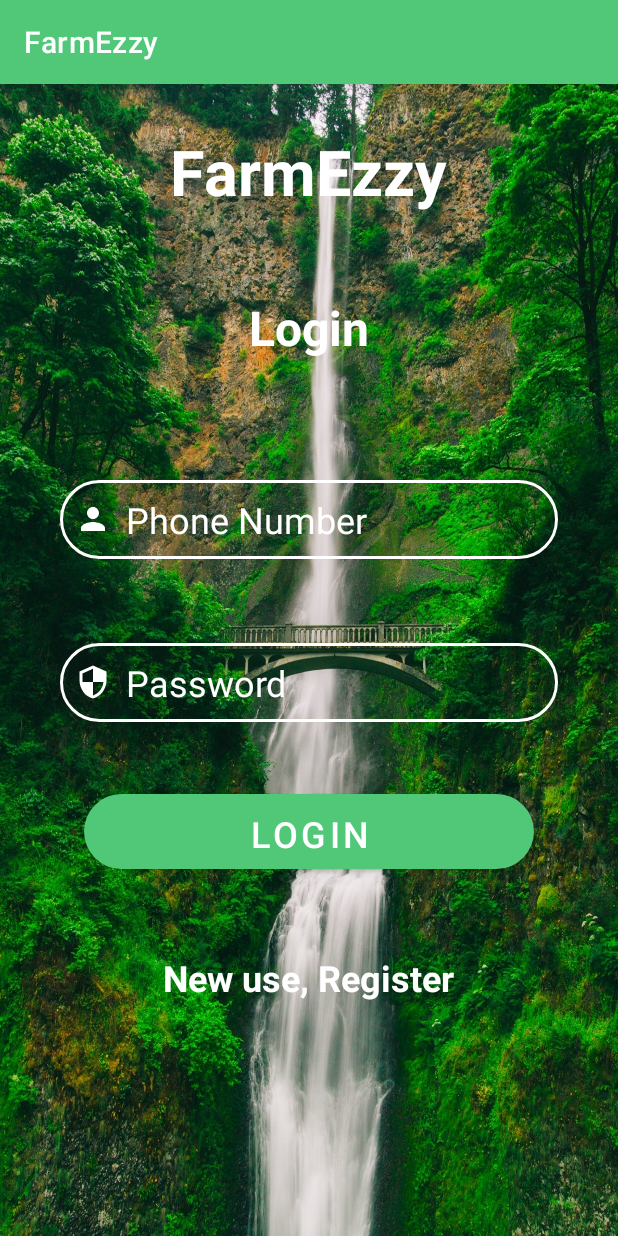
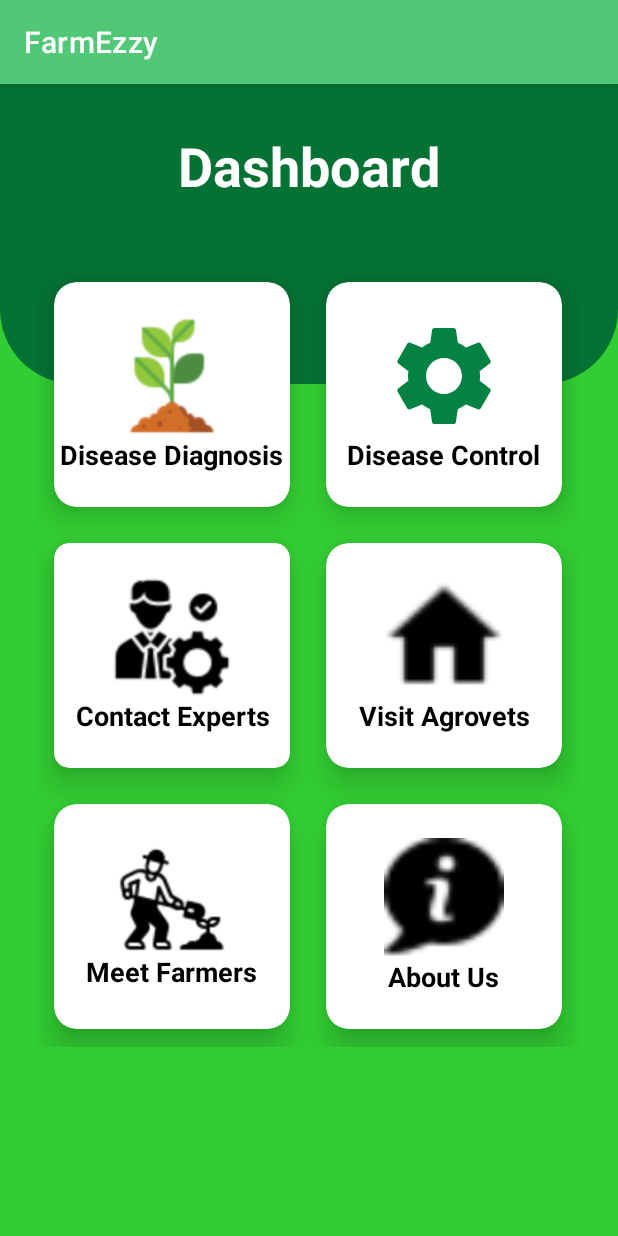
Before and after one commit to SSifa/SmartAgrovet, an Android app: the screen it shows after launch (MainActivity before the commit, DashboardActivity after it), after a tap on "LOGIN", on a phone screen of 412 x 824 dp. Run offline under Robolectric (Android 15) with nearby library versions, the phone set to English and light mode, and no system bars; our stand-ins replace Firebase (no records; nobody signed in at launch, a user with empty details on screens opened directly); Roboto replaces fonts that are not available here.

Commit message:
Project updates

```diff
--- a/app/src/main/AndroidManifest.xml
+++ b/app/src/main/AndroidManifest.xml
@@ -6,7 +6,7 @@
         android:name="android.hardware.camera"
         android:required="false" />
 
-    <uses-permission android:name="android.permission.CAMERA" />
+    <uses-permission android:name="android.permission.CAMERA"/>
 
     <application
         android:allowBackup="true"
--- a/app/src/main/java/com/example/smartagrovet/ExpertsActivity.java
+++ b/app/src/main/java/com/example/smartagrovet/ExpertsActivity.java
@@ -16,7 +16,7 @@ public class ExpertsActivity extends AppCompatActivity {
         super.onCreate(savedInstanceState);
         setContentView(R.layout.activity_experts);
 
-        List<Expert> expert = new ArrayList<Expert>();
+        List<Expert> expert = new ArrayList<>();
         expert.add(new Expert(R.drawable.a,"Ngombo", "sifangombo254@gmail.com", "Developer", 701249103, "Malindi"));
         expert.add(new Expert(R.drawable.b, "Sifa", "sifangombo2@gmail.com", "Nutritionist", 701249103, "Nyeri"));
         expert.add(new Expert(R.drawable.c,"Stephen", "sifangombo25@gmail.com", "Vetrinary Officer", 701249103, "Mombasa"));
--- a/app/src/main/java/com/example/smartagrovet/MainActivity.java
+++ b/app/src/main/java/com/example/smartagrovet/MainActivity.java
@@ -46,7 +46,7 @@ public class MainActivity extends AppCompatActivity {
                 final String phoneTxt = tvPhone.getText().toString().trim();
                 final String passwordTxt = tvPassword.getText().toString().trim();
 
-                if (phoneTxt.isEmpty() || passwordTxt.isEmpty()){
+                /*if (phoneTxt.isEmpty() || passwordTxt.isEmpty()){
                     Toast.makeText(getApplicationContext(), "Please enter Phone number or " +
                             "password", Toast.LENGTH_SHORT).show();
                 }else {
@@ -76,10 +76,12 @@ public class MainActivity extends AppCompatActivity {
                         }
                         @Override
                         public void onCancelled(@NonNull DatabaseError error) {
-
+                            Toast.makeText(getApplicationContext(), "Check your internet connection", Toast.LENGTH_SHORT).show();
                         }
                     });
-                }
+                }*/
+                startActivity(new Intent(getApplicationContext(),
+                        DashboardActivity.class));
             }
         });
 
--- a/app/src/main/res/layout/activity_dashboard.xml
+++ b/app/src/main/res/layout/activity_dashboard.xml
@@ -1,5 +1,5 @@
 <?xml version="1.0" encoding="utf-8"?>
-<RelativeLayout xmlns:android="http://schemas.android.com/apk/res/android"
+<ScrollView xmlns:android="http://schemas.android.com/apk/res/android"
     xmlns:app="http://schemas.android.com/apk/res-auto"
     xmlns:tools="http://schemas.android.com/tools"
     android:layout_width="match_parent"
@@ -7,6 +7,10 @@
     android:background="@color/app_bg"
     tools:context=".DashboardActivity">
 
+    <RelativeLayout
+        android:id="@+id/layer1"
+        android:layout_width="match_parent"
+        android:layout_height="wrap_content">
         <View
             android:id="@+id/top_view"
             android:layout_width="match_parent"
@@ -23,21 +27,23 @@
             android:textStyle="bold"
             android:layout_centerHorizontal="true"
             android:layout_marginTop="30dp"/>
-
+        <RelativeLayout
+            android:layout_width="match_parent"
+            android:layout_height="match_parent"
+            android:layout_below="@+id/top_view"
+            android:layout_marginTop="-80dp">
             <GridLayout
                 android:layout_width="match_parent"
                 android:layout_height="match_parent"
                 android:rowCount="3"
                 android:columnCount="2"
-        android:layout_marginTop="-80dp"
                 android:layout_marginStart="24dp"
-        android:layout_marginEnd="25dp"
-        android:layout_below="@+id/top_view">
+                android:layout_marginEnd="25dp">
 
                 <androidx.cardview.widget.CardView
                     android:id="@+id/detectionCdView"
                     android:layout_width="100dp"
-            android:layout_height="100dp"
+                    android:layout_height="150dp"
                     app:cardCornerRadius="15dp"
                     android:layout_columnWeight="1"
                     android:layout_rowWeight="1"
@@ -75,7 +81,7 @@
                 <androidx.cardview.widget.CardView
                     android:id="@+id/diseaseControlCdView"
                     android:layout_width="100dp"
-            android:layout_height="100dp"
+                    android:layout_height="150dp"
                     app:cardCornerRadius="15dp"
                     android:layout_columnWeight="1"
                     android:layout_rowWeight="1"
@@ -113,7 +119,7 @@
                 <androidx.cardview.widget.CardView
                     android:id="@+id/expertsCdView"
                     android:layout_width="100dp"
-            android:layout_height="100dp"
+                    android:layout_height="150dp"
                     app:cardCornerRadius="10dp"
                     android:layout_columnWeight="1"
                     android:layout_rowWeight="1"
@@ -151,7 +157,7 @@
                 <androidx.cardview.widget.CardView
                     android:id="@+id/agrovetsCdView"
                     android:layout_width="100dp"
-            android:layout_height="100dp"
+                    android:layout_height="150dp"
                     app:cardCornerRadius="15dp"
                     android:layout_columnWeight="1"
                     android:layout_rowWeight="1"
@@ -189,7 +195,7 @@
                 <androidx.cardview.widget.CardView
                     android:id="@+id/farmersCdView"
                     android:layout_width="100dp"
-            android:layout_height="100dp"
+                    android:layout_height="150dp"
                     app:cardCornerRadius="15dp"
                     android:layout_columnWeight="1"
                     android:layout_rowWeight="1"
@@ -227,7 +233,7 @@
                 <androidx.cardview.widget.CardView
                     android:id="@+id/aboutCdView"
                     android:layout_width="100dp"
-            android:layout_height="100dp"
+                    android:layout_height="150dp"
                     app:cardCornerRadius="15dp"
                     android:layout_columnWeight="1"
                     android:layout_rowWeight="1"
@@ -263,5 +269,7 @@
                 </androidx.cardview.widget.CardView>
 
             </GridLayout>
+        </RelativeLayout>
+    </RelativeLayout>
 
-</RelativeLayout>
+</ScrollView>
--- a/app/src/main/res/layout/activity_main.xml
+++ b/app/src/main/res/layout/activity_main.xml
@@ -1,11 +1,14 @@
 <?xml version="1.0" encoding="utf-8"?>
-<RelativeLayout xmlns:android="http://schemas.android.com/apk/res/android"
+<ScrollView xmlns:android="http://schemas.android.com/apk/res/android"
     xmlns:tools="http://schemas.android.com/tools"
     android:layout_width="match_parent"
     android:layout_height="match_parent"
     tools:context=".MainActivity"
     android:background="@drawable/bg">
 
+    <RelativeLayout
+        android:layout_width="match_parent"
+        android:layout_height="match_parent">
         <TextView
             android:id="@+id/textView"
             android:layout_width="wrap_content"
@@ -99,3 +102,4 @@
             android:layout_below="@+id/btnLogin"
             android:layout_centerHorizontal="true"/>
     </RelativeLayout>
+</ScrollView>
```
Also changed, not shown: app/src/main/java/com/example/smartagrovet/BananaActivity.java (+20 -8 lines), app/src/main/java/com/example/smartagrovet/BeansActivity.java (+20 -8 lines), app/src/main/java/com/example/smartagrovet/MaizeActivity.java (+20 -11 lines), app/src/main/java/com/example/smartagrovet/SugarcaneActivity.java (+16 -10 lines). Lines whose indentation alone changed are shown as unchanged.
